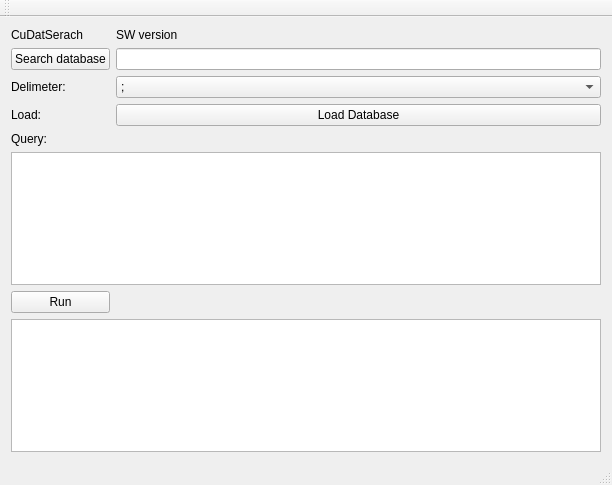
Old version of the form mainwindow.ui in the repository FreeArts/CuDatSearch.
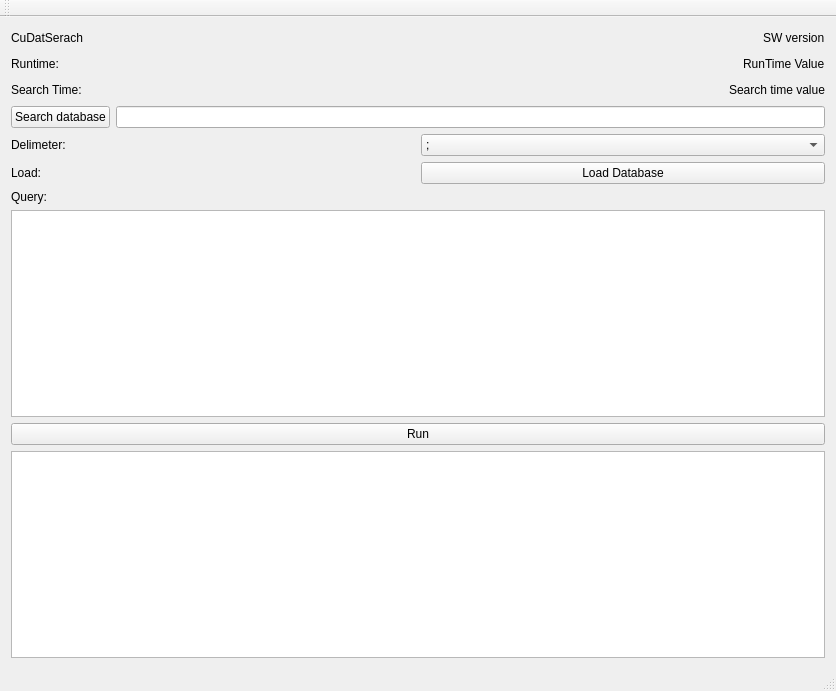
New version of the form.

Commit message: measure the runtime

```diff
--- a/mainwindow.ui
+++ b/mainwindow.ui
@@ -6,47 +6,140 @@
    <rect>
     <x>0</x>
     <y>0</y>
-    <width>612</width>
-    <height>485</height>
+    <width>836</width>
+    <height>691</height>
    </rect>
   </property>
   <property name="windowTitle">
    <string>MainWindow</string>
   </property>
   <widget class="QWidget" name="centralWidget">
-   <layout class="QGridLayout" name="gridLayout">
-    <item row="0" column="0">
+   <layout class="QVBoxLayout" name="verticalLayout_3">
+    <item>
+     <layout class="QVBoxLayout" name="verticalLayout_2">
+      <item>
+       <layout class="QVBoxLayout" name="verticalLayout">
+        <item>
+         <layout class="QHBoxLayout" name="horizontalLayout_2">
+          <item>
      <widget class="QLabel" name="WelcomeLabel">
       <property name="text">
        <string>CuDatSerach</string>
       </property>
      </widget>
     </item>
-    <item row="0" column="1">
+          <item>
+           <spacer name="horizontalSpacer">
+            <property name="orientation">
+             <enum>Qt::Horizontal</enum>
+            </property>
+            <property name="sizeHint" stdset="0">
+             <size>
+              <width>48</width>
+              <height>20</height>
+             </size>
+            </property>
+           </spacer>
+          </item>
+          <item>
      <widget class="QLabel" name="SWversion">
       <property name="text">
        <string>SW version</string>
       </property>
      </widget>
     </item>
-    <item row="1" column="0">
+         </layout>
+        </item>
+        <item>
+         <layout class="QHBoxLayout" name="horizontalLayout">
+          <item>
+           <widget class="QLabel" name="RunTImeLabel">
+            <property name="text">
+             <string>Runtime:</string>
+            </property>
+           </widget>
+          </item>
+          <item>
+           <spacer name="horizontalSpacer_2">
+            <property name="orientation">
+             <enum>Qt::Horizontal</enum>
+            </property>
+            <property name="sizeHint" stdset="0">
+             <size>
+              <width>40</width>
+              <height>20</height>
+             </size>
+            </property>
+           </spacer>
+          </item>
+          <item>
+           <widget class="QLabel" name="runTimeResult">
+            <property name="text">
+             <string>RunTime Value</string>
+            </property>
+           </widget>
+          </item>
+         </layout>
+        </item>
+       </layout>
+      </item>
+      <item>
+       <layout class="QHBoxLayout" name="horizontalLayout_6">
+        <item>
+         <widget class="QLabel" name="SearcTimeLabel">
+          <property name="text">
+           <string>Search Time:</string>
+          </property>
+         </widget>
+        </item>
+        <item>
+         <spacer name="horizontalSpacer_3">
+          <property name="orientation">
+           <enum>Qt::Horizontal</enum>
+          </property>
+          <property name="sizeHint" stdset="0">
+           <size>
+            <width>28</width>
+            <height>20</height>
+           </size>
+          </property>
+         </spacer>
+        </item>
+        <item>
+         <widget class="QLabel" name="searchResult">
+          <property name="text">
+           <string>Search time value</string>
+          </property>
+         </widget>
+        </item>
+       </layout>
+      </item>
+     </layout>
+    </item>
+    <item>
+     <layout class="QHBoxLayout" name="horizontalLayout_3">
+      <item>
      <widget class="QPushButton" name="searchButton">
       <property name="text">
        <string>Search database</string>
       </property>
      </widget>
     </item>
-    <item row="1" column="1">
+      <item>
      <widget class="QLineEdit" name="lineEdit"/>
     </item>
-    <item row="2" column="0">
+     </layout>
+    </item>
+    <item>
+     <layout class="QHBoxLayout" name="horizontalLayout_4">
+      <item>
      <widget class="QLabel" name="label_2">
       <property name="text">
        <string>Delimeter:</string>
       </property>
      </widget>
     </item>
-    <item row="2" column="1">
+      <item>
      <widget class="QComboBox" name="delimeterBox">
       <item>
        <property name="text">
@@ -65,38 +158,44 @@
       </item>
      </widget>
     </item>
-    <item row="3" column="0">
+     </layout>
+    </item>
+    <item>
+     <layout class="QHBoxLayout" name="horizontalLayout_5">
+      <item>
      <widget class="QLabel" name="label_3">
       <property name="text">
        <string>Load:</string>
       </property>
      </widget>
     </item>
-    <item row="3" column="1">
+      <item>
      <widget class="QPushButton" name="loadDatabaseButton">
       <property name="text">
        <string>Load Database</string>
       </property>
      </widget>
     </item>
-    <item row="4" column="0">
+     </layout>
+    </item>
+    <item>
      <widget class="QLabel" name="label">
       <property name="text">
        <string>Query:</string>
       </property>
      </widget>
     </item>
-    <item row="5" column="0" colspan="2">
+    <item>
      <widget class="QTextEdit" name="querytEdit"/>
     </item>
-    <item row="6" column="0">
+    <item>
      <widget class="QPushButton" name="runQueryButton">
       <property name="text">
        <string>Run</string>
       </property>
      </widget>
     </item>
-    <item row="7" column="0" colspan="2">
+    <item>
      <widget class="QTableWidget" name="tableWidget"/>
     </item>
    </layout>
```
Left out of the diff: 2 changed lines with no effect on the pictures. Lines whose indentation alone changed are shown as unchanged. The commit also changes 3 other files.
